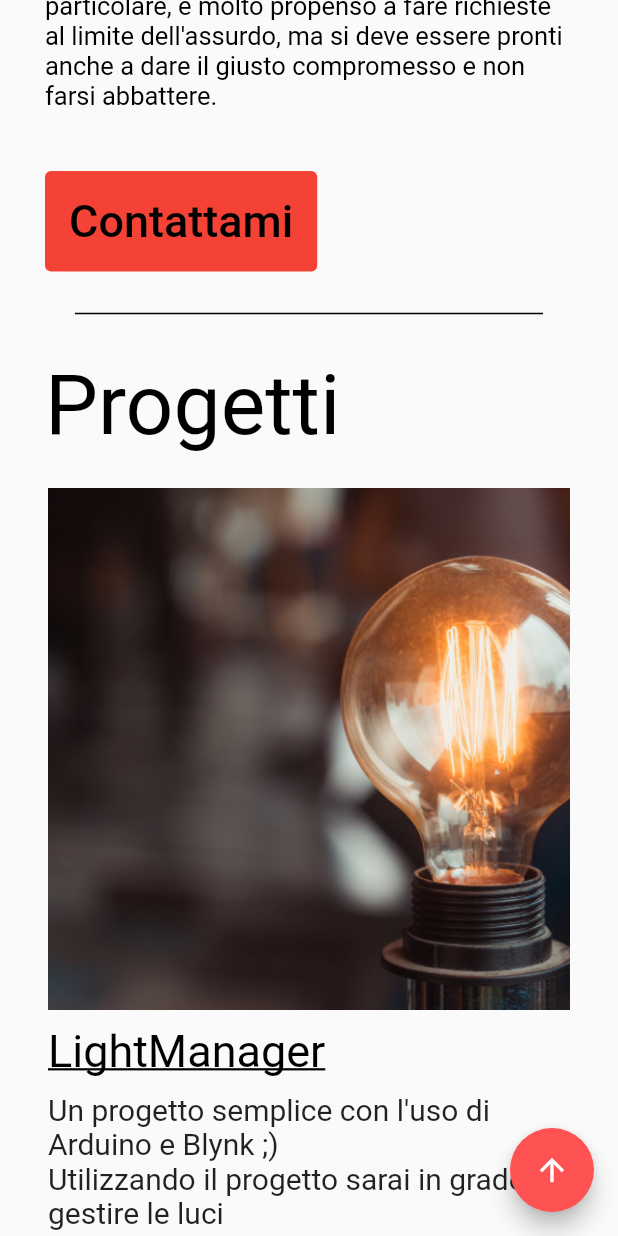
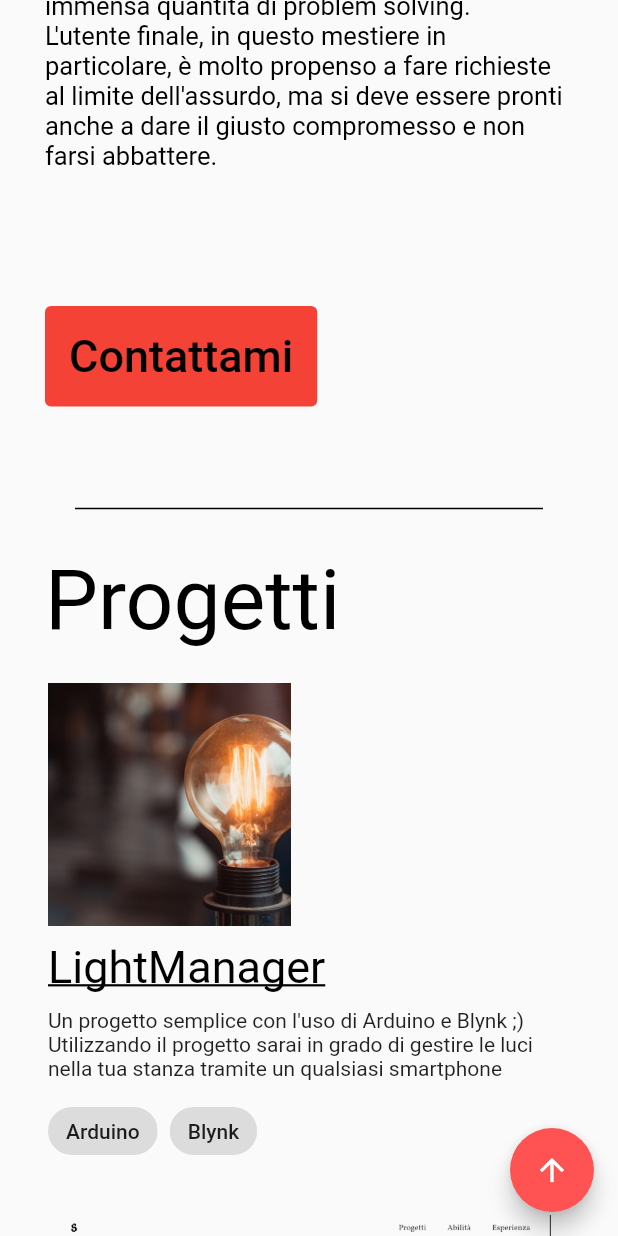
Before and after one commit to Silvano14/Silvano-Website, a Flutter app: the screen it shows after launch, scrolled down 576 dp, after a tap on "Contattami", on a phone screen of 412 x 824 dp. Run offline on Flutter 3.47's test engine with Material 2 defaults, Android fonts, the phone set to English and light mode, and no system bars; drawn by our look-alikes of auto_size_text; our stand-ins replace after_layout, font_awesome_flutter, google_fonts, responsive_builder; missing offline and left inert: dart:html; Roboto replaces fonts that are missing (Vollkorn).

Commit message:
Updated project section

```diff
--- a/lib/header/header_body.dart
+++ b/lib/header/header_body.dart
@@ -1,7 +1,7 @@
 import 'package:auto_size_text/auto_size_text.dart';
 import 'package:flutter/material.dart';
 import 'package:google_fonts/google_fonts.dart';
-import 'package:url_launcher/url_launcher.dart';
+import 'package:url_launcher/url_launcher_string.dart';
 
 class HeaderBody extends StatelessWidget {
   final bool isMobile;
@@ -28,6 +28,7 @@ class HeaderBody extends StatelessWidget {
         mainAxisAlignment: MainAxisAlignment.center,
         crossAxisAlignment: CrossAxisAlignment.start,
         children: [
+          SizedBox(height: 40),
           Container(
             width: MediaQuery.of(context).size.width * (isMobile ? 1 : 0.5),
             child: AutoSizeText(
@@ -40,7 +41,7 @@ class HeaderBody extends StatelessWidget {
           SizedBox(height: 20),
           Container(
             width: MediaQuery.of(context).size.width * (isMobile ? 1 : 0.6),
-            height: isMobile ? 300 : 270,
+            height: isMobile ? 350 : 270,
             child: AutoSizeText(
               'Se hai raggiunto questo sito, vuol dire che sei davvero interessata/o a conoscere che tipo di persona sono, e per questo già ti ringrazio!\n'
               'Bando ai convenevoli, io sono una persona con una infinita passione per il proprio lavoro.\n'
@@ -54,7 +55,8 @@ class HeaderBody extends StatelessWidget {
           ),
           SizedBox(height: 40),
           TextButton(
-            onPressed: () => launch('mailto:silvano.norberti@gmail.com'),
+            onPressed: () =>
+                launchUrlString('mailto:silvano.norberti@gmail.com'),
             child: Padding(
               padding: const EdgeInsets.all(8.0),
               child: Text(
@@ -68,6 +70,7 @@ class HeaderBody extends StatelessWidget {
             style: ButtonStyle(
                 backgroundColor: MaterialStateProperty.resolveWith(getColor)),
           ),
+          SizedBox(height: 40),
         ]);
   }
 }
--- a/lib/project/project_item_body.dart
+++ b/lib/project/project_item_body.dart
@@ -1,8 +1,7 @@
 import 'package:flutter/material.dart';
-import 'package:google_fonts/google_fonts.dart';
 import 'package:portfolio_flutter_web/components/link-view.dart';
 import 'package:portfolio_flutter_web/project/project_view.dart';
-import 'package:url_launcher/url_launcher.dart';
+import 'package:url_launcher/url_launcher_string.dart';
 
 class ProjectItemBody extends StatefulWidget {
   const ProjectItemBody({
@@ -21,20 +20,6 @@ class _ProjectItemBodyState extends State<ProjectItemBody> {
   Color textColor = Colors.black;
   TextDecoration textDecoration = TextDecoration.none;
 
-  void _onEnter(PointerEvent details) {
-    setState(() {
-      textColor = Colors.blue;
-      textDecoration = TextDecoration.underline;
-    });
-  }
-
-  void _onExit(PointerEvent details) {
-    setState(() {
-      textColor = Colors.black;
-      textDecoration = TextDecoration.none;
-    });
-  }
-
   @override
   Widget build(BuildContext context) {
     return Container(
@@ -48,17 +33,16 @@ class _ProjectItemBodyState extends State<ProjectItemBody> {
         crossAxisAlignment: CrossAxisAlignment.start,
         children: [
           InkWell(
-            onTap: () => launch(widget.item.url),
+            onTap: () => launchUrlString(widget.item.url),
             child: Image.asset(
               widget.item.image,
-              filterQuality: FilterQuality.high,
+              height: 162,
             ),
           ),
           SizedBox(height: 10),
           LinkView(LinkProps(title: widget.item.title, url: widget.item.url)),
           SizedBox(height: 10),
-          Text(widget.item.description,
-              style: GoogleFonts.vollkorn(fontSize: 20)),
+          widget.item.description,
           SizedBox(height: 10),
           Wrap(
             children: [
--- a/lib/project/project_view.dart
+++ b/lib/project/project_view.dart
@@ -1,4 +1,6 @@
+import 'package:auto_size_text/auto_size_text.dart';
 import 'package:flutter/material.dart';
+import 'package:google_fonts/google_fonts.dart';
 import 'package:portfolio_flutter_web/components/desktop_view_builder.dart';
 import 'package:portfolio_flutter_web/components/mobile_desktop_view_builder.dart';
 import 'package:portfolio_flutter_web/components/mobile_view_builder.dart';
@@ -47,7 +49,7 @@ class ProjectItem {
   final String image;
   final String title;
   final String url;
-  final String description;
+  final AutoSizeText description;
   final List<String> technologies;
 
   ProjectItem({
@@ -59,22 +61,64 @@ class ProjectItem {
   });
 }
 
+final relativePathImages = 'images/projects';
+final github = 'https://github.com/Silvano14';
+
 final kProjectItems = [
   ProjectItem(
-    image: 'images/bulb.png',
+    image: '$relativePathImages/bulb.png',
     title: 'LightManager',
-    url: 'https://github.com/Silvano14/LightManager',
-    description: 'Un progetto semplice con l\'uso di Arduino e Blynk ;)\n' +
-        'Utilizzando il progetto sarai in grado di gestire le luci\nnella tua stanza tramite un qualsiasi smartphone',
+    url: '$github/LightManager',
+    description: AutoSizeText(
+      'Un progetto semplice con l\'uso di Arduino e Blynk ;)\n'
+      'Utilizzando il progetto sarai in grado di gestire le luci\nnella tua stanza tramite un qualsiasi smartphone',
+      style: GoogleFonts.vollkorn(),
+      maxLines: 5,
+    ),
     technologies: ['Arduino', 'Blynk'],
   ),
   ProjectItem(
-    image: 'images/website.png',
-    title: 'silvanonorberti.me',
-    url: 'https://github.com/Silvano14/myWebPage',
-    description:
-        'Questo sito è fatto da me, la voglia di imparare Flutter e Dart mi ha spinto a costruire un mio portfolio.',
-    technologies: ['Flutter', 'Dart', 'Firebase'],
+    image: '$relativePathImages/silvano-website.png',
+    title: 'silvano14.github.io',
+    url: '$github/Silvano-Website',
+    description: AutoSizeText(
+      'Questo sito è fatto da me, la voglia di imparare Flutter e Dart mi ha spinto a costruire un mio portfolio.',
+      style: GoogleFonts.vollkorn(),
+      maxLines: 5,
+    ),
+    technologies: ['Flutter', 'GitHub Pages'],
+  ),
+  ProjectItem(
+    image: '$relativePathImages/car-composer.png',
+    title: 'Car composer',
+    url: '$github/CarComposer',
+    description: AutoSizeText(
+      'Car composer è stato tra i primi progetti che mi sono stati richiesti ai colloqui, allora ero molto appassionato di redux e typescript e '
+      'li ho utilizzati in questo progetto per poter impararli al meglio. Ad oggi cambierei molte scelte fatte per questo progetto, introdurrei sicuramente React router, toglierei redux e userei il context.'
+      'Si spera che verrà fatto un giorno!',
+      style: GoogleFonts.vollkorn(),
+      maxLines: 7,
+    ),
+    technologies: ['Typescript', 'React', 'Redux'],
+  ),
+  ProjectItem(
+    image: '$relativePathImages/cubbit-vault.png',
+    title: 'Cubbit Vault',
+    url: '$github/Cubbit-Vault',
+    description: AutoSizeText(
+      "Cubbit vault è un server standalone che permette di salvare file criptandoli generando una chiave univoca che l'utente potrà utilizzare per recuperare il documento "
+      "e descriptarlo. E' possibile lanciare il progetto tramite i file bat/sh presenti nella root, essi incapsulano l'intero progetto all'interno di una immagine docker.",
+      style: GoogleFonts.vollkorn(),
+      maxLines: 6,
+    ),
+    technologies: [
+      'React',
+      'Typescript',
+      'Redux',
+      'Docker',
+      'MongoDB',
+      'Fastify'
+    ],
   ),
 ];
 
```
Also changed, not shown: pubspec.yaml (+5 -2 lines), images/projects/bulb.png (renamed from images/bulb.png), images/projects/car-composer.png (added), images/projects/cubbit-vault.png (added), images/projects/silvano-website.png (added), images/projects/website.png (renamed from images/website.png).
